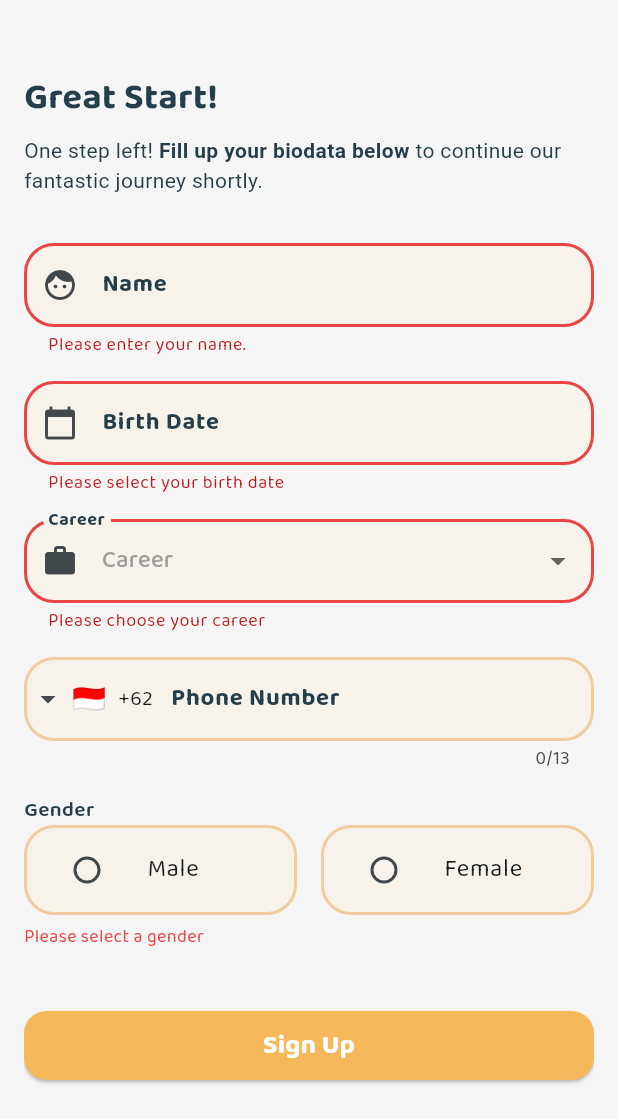
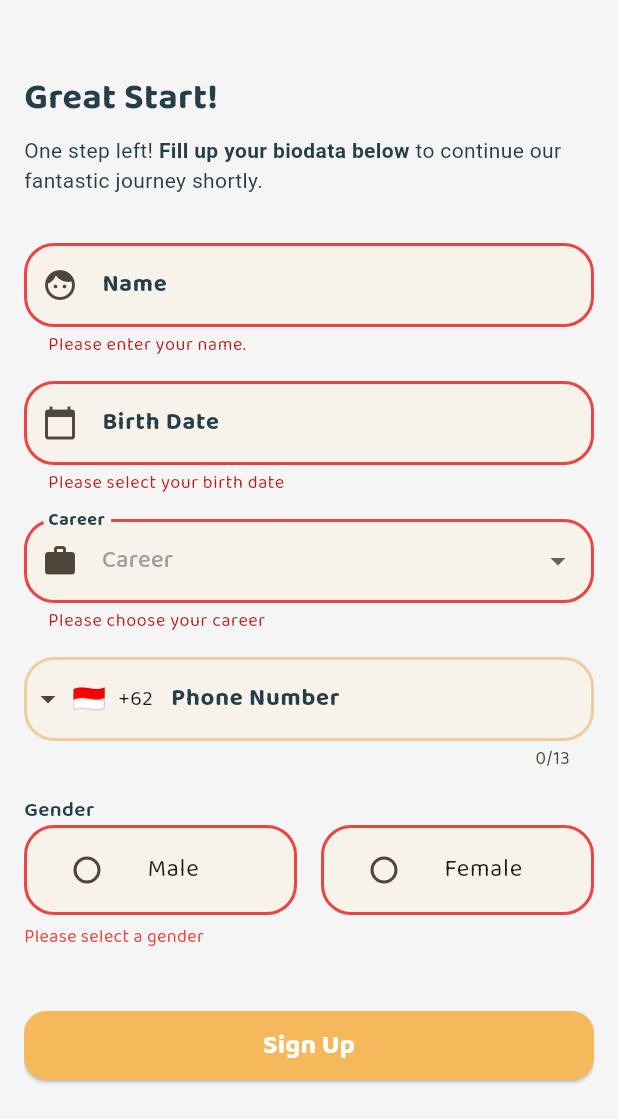
Before and after one commit to ayukrisn/tugas_progmob_1, a Flutter app: the SignupPage2 screen opened directly, after a tap on "Sign Up", on a phone screen of 412 x 824 dp, the part 117-1236 px from its top. Run offline on Flutter 3.47's test engine with Material 3 defaults, Android fonts, the light colour scheme and no system bars; drawn by our look-alikes of intl_phone_field; our stand-ins replace get, google_fonts.

Commit message:
fixed error message

```diff
--- a/lib/main.dart
+++ b/lib/main.dart
@@ -18,7 +18,7 @@ class MyApp extends StatelessWidget {
       title: 'Flutter Demo',
       theme: ThemeData(
           useMaterial3: true,
-          colorScheme: ColorScheme.fromSeed(seedColor: Color(0xFF263E4A)),
+          colorScheme: ColorScheme.fromSeed(seedColor: Color(0xFFF5B95B)),
           textSelectionTheme:
               TextSelectionThemeData(cursorColor: Color(0xFF263E4A)),
           textTheme: GoogleFonts.baloo2TextTheme(),
--- a/lib/signup_page2.dart
+++ b/lib/signup_page2.dart
@@ -64,9 +64,9 @@ class _SignupPageState extends State<SignupPage2> {
   final _formKey = GlobalKey<FormState>();
 
   bool _passwordVisible = true;
+  bool genderError = false;
   String? _name = '';
   String? _gender = '';
-  String? _genderError;
   String? _career;
   DateTime? _birthDate;
 
@@ -214,7 +214,6 @@ class _SignupPageState extends State<SignupPage2> {
                       return null;
                     },
                   ),
-
                   const SizedBox(height: 16),
                   Text("Gender",
                       style: GoogleFonts.baloo2(
@@ -229,9 +228,11 @@ class _SignupPageState extends State<SignupPage2> {
                             color: Color(0xFFF7F3EB),
                             border: Border.all(
                                 width: 2,
-                                color: _gender == 'male'
-                                    ? Color(0xFF263E4A)
-                                    : Color(0xFFEFCD9F)),
+                                color: genderError
+                                    ? Color(0xFFeb4444)
+                                    : _gender == 'male'
+                                        ? Color(0xFF263E4A)
+                                        : Color(0xFFEFCD9F)),
                             borderRadius: BorderRadius.circular(20),
                           ),
                           child: ListTile(
@@ -255,9 +256,11 @@ class _SignupPageState extends State<SignupPage2> {
                             color: Color(0xFFF7F3EB),
                             border: Border.all(
                                 width: 2,
-                                color: _gender == 'female'
-                                    ? Color(0xFF263E4A)
-                                    : Color(0xFFEFCD9F)),
+                                color: genderError
+                                    ? Color(0xFFeb4444)
+                                    : _gender == 'female'
+                                        ? Color(0xFF263E4A)
+                                        : Color(0xFFEFCD9F)),
                             borderRadius: BorderRadius.circular(20),
                           ),
                           child: ListTile(
@@ -277,7 +280,7 @@ class _SignupPageState extends State<SignupPage2> {
                     ],
                   ),
                   const SizedBox(height: 6),
-                  if (_gender == null || _gender == "")
+                  if (genderError)
                     const Text(
                       'Please select a gender',
                       style: TextStyle(color: Color(0xFFeb4444), fontSize: 12),
@@ -288,7 +291,17 @@ class _SignupPageState extends State<SignupPage2> {
                       Expanded(
                         child: ElevatedButton(
                           onPressed: () {
-                            if (_formKey.currentState!.validate()) {
+                            if (_gender == null || _gender == "") {
+                              setState(() {
+                                genderError = true;
+                              });
+                            } else {
+                              setState(() {
+                                genderError = false;
+                              });
+                            }
+                            if (_formKey.currentState!.validate() &&
+                                !genderError) {
                               _formKey.currentState?.save();
                               Navigator.push(
                                 context,
```
